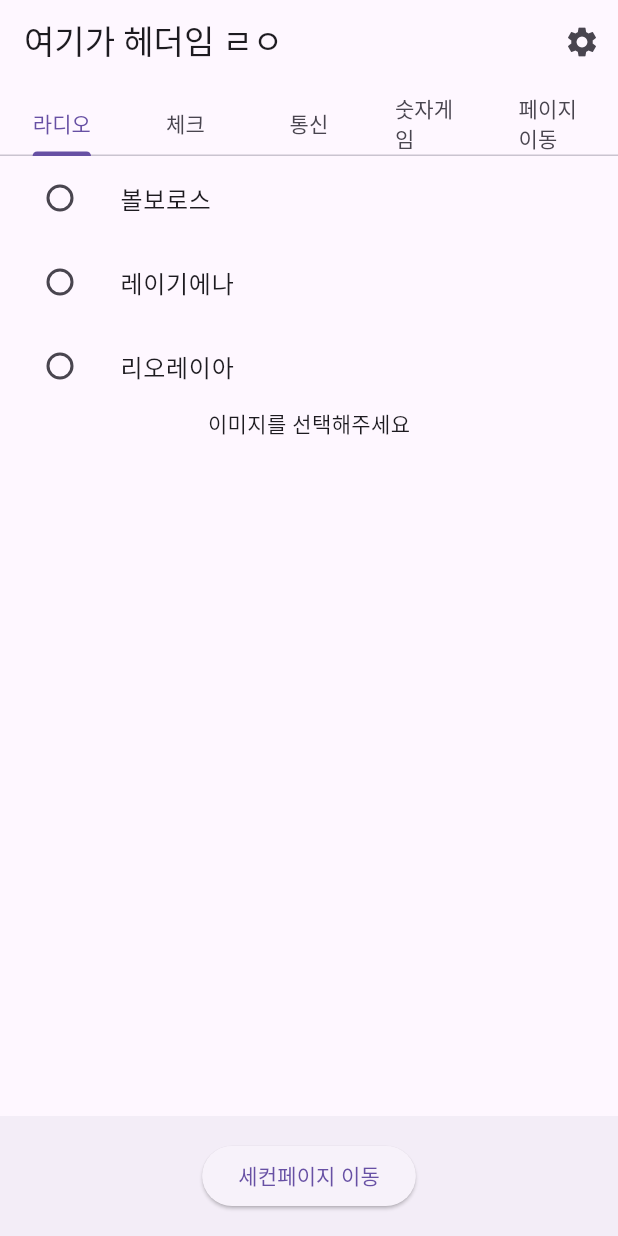
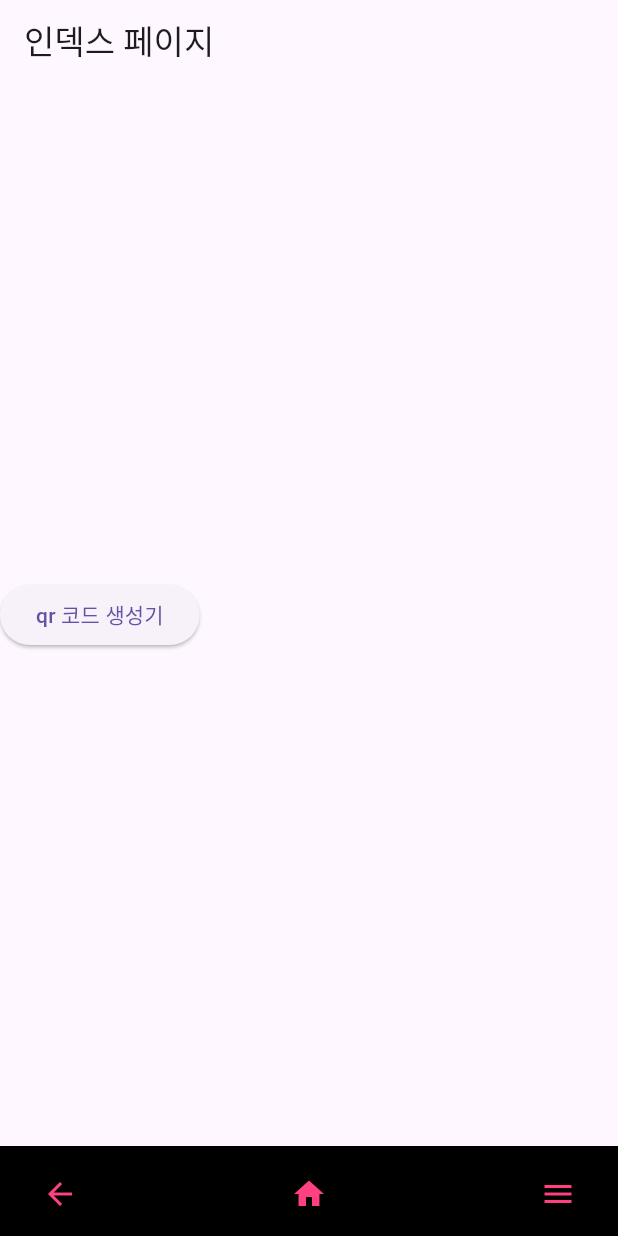
Before and after one commit to nihilism011/flutterTest, a Flutter app: the screen it shows after launch, on a phone screen of 412 x 824 dp. Run offline on Flutter 3.47's test engine with Material 3 defaults, Android fonts, the phone set to English and light mode, and no system bars; our stand-ins replace flutter_rating_bar, fluttertoast, qr_flutter, shared_preferences.

Commit message:
pub get 사용

```diff
--- /dev/null
+++ b/lib/app/Pages/index_page.dart
@@ -0,0 +1,30 @@
+import 'package:first_flutter_test_space/app/Pages/qr_create_page.dart';
+import 'package:first_flutter_test_space/app/common_widget/common_app_bar.dart';
+import 'package:first_flutter_test_space/app/common_widget/common_bottom_app_bar.dart';
+import 'package:flutter/material.dart';
+
+class IndexPage extends StatelessWidget {
+  const IndexPage({super.key});
+
+  void navi(context, widget) {
+    Navigator.push(context, MaterialPageRoute(builder: (context) => widget));
+  }
+
+  @override
+  Widget build(BuildContext context) {
+    return Scaffold(
+      appBar: CommonAppBar(),
+      body: Center(
+          child: Row(
+        children: [
+          ElevatedButton(
+              onPressed: () {
+                navi(context, QrCreatePage());
+              },
+              child: Text("qr 코드 생성기"))
+        ],
+      )),
+      bottomNavigationBar: CommonBottomAppBar(),
+    );
+  }
+}
--- a/lib/app/Pages/my_app.dart
+++ b/lib/app/Pages/no_my_app.dart
@@ -6,8 +6,8 @@ import 'package:first_flutter_test_space/app/widget/number_game.dart';
 import 'package:first_flutter_test_space/app/widget/page_move.dart';
 import 'package:flutter/material.dart';
 
-class MyApp extends StatelessWidget {
-  const MyApp({super.key});
+class NoMyApp extends StatelessWidget {
+  const NoMyApp({super.key});
 
   @override
   Widget build(BuildContext context) {
--- /dev/null
+++ b/lib/app/common_widget/common_app_bar.dart
@@ -0,0 +1,17 @@
+import 'package:flutter/material.dart';
+
+class CommonAppBar extends StatelessWidget implements PreferredSizeWidget {
+  const CommonAppBar({super.key});
+
+  @override
+  Widget build(BuildContext context) {
+    return AppBar(
+      title: Text("인덱스 페이지"),
+
+    );
+  }
+
+  @override
+  // TODO: implement preferredSize
+  Size get preferredSize => Size.fromHeight(kToolbarHeight);
+}
--- /dev/null
+++ b/lib/app/common_widget/common_bottom_app_bar.dart
@@ -0,0 +1,50 @@
+import 'package:first_flutter_test_space/app/Pages/index_page.dart';
+import 'package:flutter/material.dart';
+
+class CommonBottomAppBar extends StatelessWidget {
+  const CommonBottomAppBar({super.key});
+
+  void handleGoBackBtn(context) {
+    if(Navigator.canPop(context)){
+      Navigator.pop(context);
+    }else{
+      print("뒤로 갈 페이지 현재 없음.");
+    }
+  }
+  void handleGoHomeBtn(BuildContext context) {
+    if (ModalRoute.of(context)?.settings.name == '/') {
+      print("이미 홈 화면.");
+    } else {
+      Navigator.pushReplacement(
+        context,
+        MaterialPageRoute(builder: (context) => IndexPage()),
+      );
+    }
+  }
+
+  @override
+  Widget build(BuildContext context) {
+    return BottomAppBar(
+      height: 60,
+      color: Colors.black,
+      child: Row(mainAxisAlignment: MainAxisAlignment.spaceBetween, children: [
+        IconButton(
+          onPressed: () {
+            handleGoBackBtn(context);
+          },
+          icon: Icon(Icons.arrow_back,color: Colors.pinkAccent,),
+        ),
+        IconButton(
+            onPressed: () {
+              handleGoHomeBtn(context);
+            },
+            icon: Icon(Icons.home,color: Colors.pinkAccent)),
+        IconButton(
+            onPressed: () {
+              print("메뉴버튼 클릭!");
+            },
+            icon: Icon(Icons.menu,color: Colors.pinkAccent))
+      ]),
+    );
+  }
+}
--- a/lib/main.dart
+++ b/lib/main.dart
@@ -1,6 +1,19 @@
-import 'package:first_flutter_test_space/app/Pages/my_app.dart';
+import 'package:first_flutter_test_space/app/Pages/index_page.dart';
 import 'package:flutter/material.dart';
 
 void main() {
   runApp(const MyApp());
 }
+
+class MyApp extends StatelessWidget{
+  const MyApp({super.key});
+
+  @override
+  Widget build(BuildContext context) {
+    // TODO: implement build
+    return MaterialApp(
+      home: IndexPage()
+    );
+  }
+
+}
```
Also changed, not shown: lib/app/Pages/qr_create_page.dart (added, +62 -0 lines), lib/app/utils/toast_message.dart (added, +15 -0 lines), lib/app/widget/qr_code.dart (added, +24 -0 lines), pubspec.yaml (+4 -3 lines), pubspec.lock, 2 other files.
